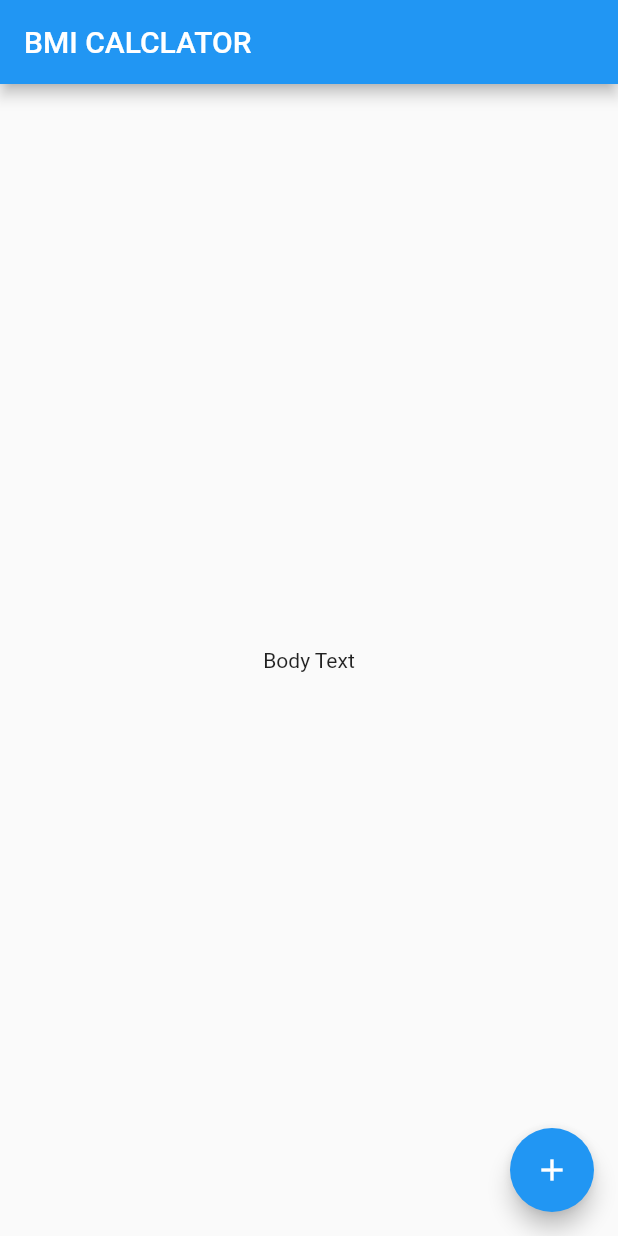
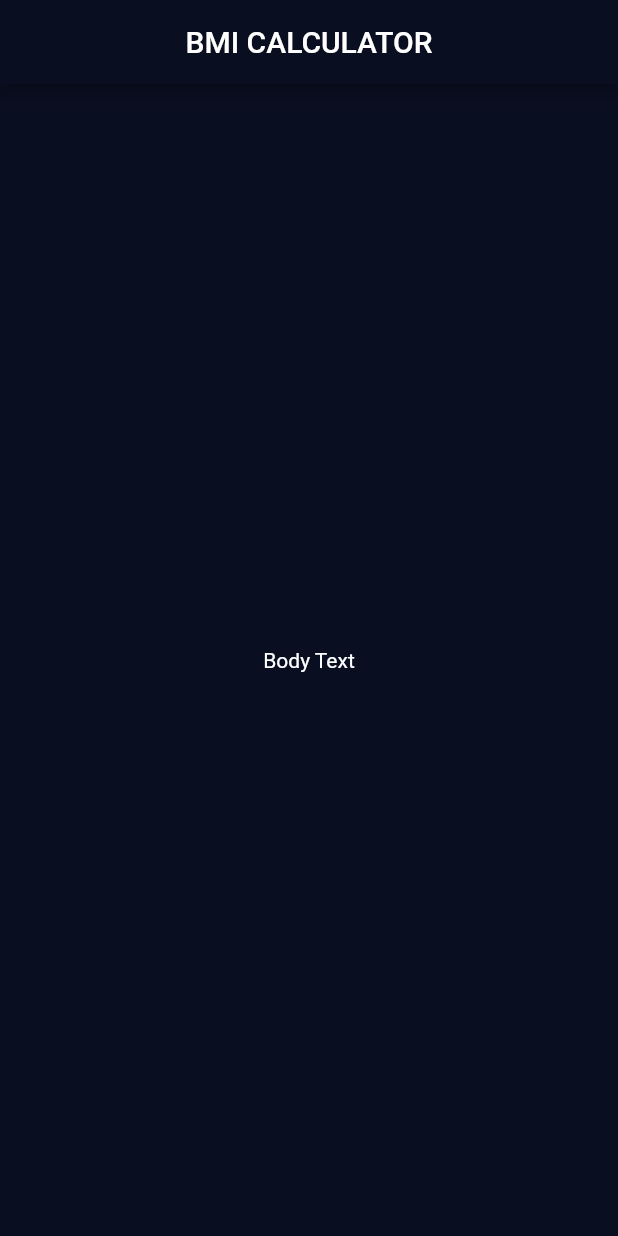
Before and after one commit to juriaCardozo/BMI-calculator, a Flutter app: the screen it shows after launch, on a phone screen of 412 x 824 dp. Run offline on Flutter 3.47's test engine with Material 2 defaults, Android fonts, the phone set to English and light mode, and no system bars.

Commit message:
input page

```diff
--- /dev/null
+++ b/lib/input_page.dart
@@ -0,0 +1,21 @@
+import 'package:flutter/material.dart';
+
+class InputPage extends StatefulWidget {
+  @override
+  _InputPageState createState() => _InputPageState();
+}
+
+class _InputPageState extends State<InputPage> {
+  @override
+  Widget build(BuildContext context) {
+    return Scaffold(
+      appBar: AppBar(
+        centerTitle: true,
+        title: Text('BMI CALCULATOR'),
+      ),
+      body: Center(
+        child: Text('Body Text'),
+      ),
+    );
+  }
+}
--- a/lib/main.dart
+++ b/lib/main.dart
@@ -1,4 +1,5 @@
 import 'package:flutter/material.dart';
+import 'input_page.dart';
 
 void main() => runApp(BMICalculator());
 
@@ -6,30 +7,16 @@ class BMICalculator extends StatelessWidget {
   @override
   Widget build(BuildContext context) {
     return MaterialApp(
+      theme: ThemeData.dark().copyWith(
+        appBarTheme: const AppBarTheme(color: Color(0xFF0A0E21)),
+        scaffoldBackgroundColor: const Color(0xFF0A0E21),
+        textTheme: const TextTheme(
+          bodyMedium: TextStyle(
+            color: Colors.white,
+          ),
+        ),
+      ),
       home: InputPage(),
     );
   }
 }
-
-class InputPage extends StatefulWidget {
-  @override
-  _InputPageState createState() => _InputPageState();
-}
-
-class _InputPageState extends State<InputPage> {
-  @override
-  Widget build(BuildContext context) {
-    return Scaffold(
-      appBar: AppBar(
-        title: Text('BMI CALCLATOR'),
-      ),
-      body: Center(
-        child: Text('Body Text'),
-      ),
-      floatingActionButton: FloatingActionButton(
-        onPressed: () {},
-        child: Icon(Icons.add),
-      ),
-    );
-  }
-}
```
